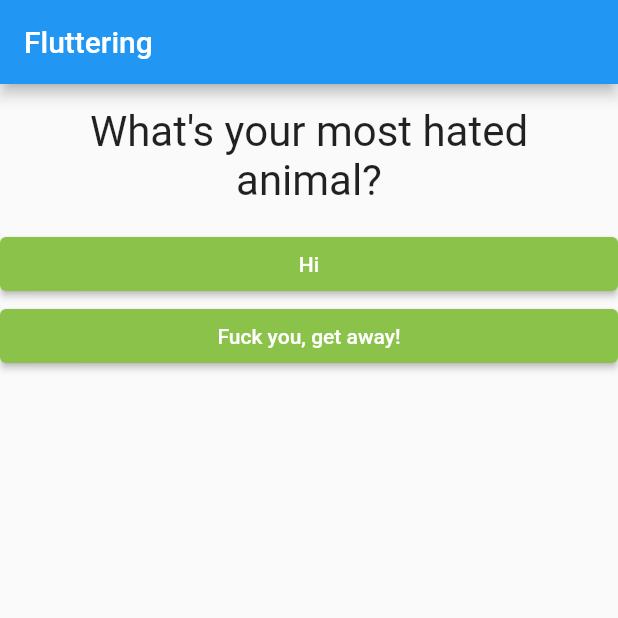
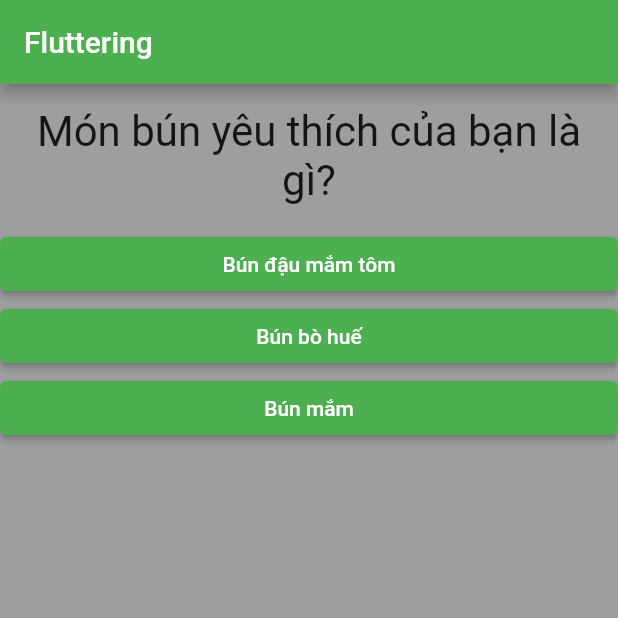
Before and after one commit to cqhung1412/quiz_app, a Flutter app: the screen it shows after launch, on a phone screen of 412 x 824 dp, the top half of it. Run offline on Flutter 3.47's test engine with Material 2 defaults, Android fonts, the phone set to English and light mode, and no system bars.

```diff
--- a/lib/answer.dart
+++ b/lib/answer.dart
@@ -12,7 +12,7 @@ class Answer extends StatelessWidget {
       width: double.infinity,
       child: ElevatedButton(
         style: ButtonStyle(
-          backgroundColor: MaterialStateProperty.all(Colors.lightGreen),
+          backgroundColor: MaterialStateProperty.all(Colors.green),
         ),
         child: Text(_answerText),
         onPressed: _selectHandler,
--- a/lib/main.dart
+++ b/lib/main.dart
@@ -15,8 +15,14 @@ class MyApp extends StatefulWidget {
 class _MyAppState extends State<MyApp> {
   var _questionIndex = 0;
   var questions = [
-    'What\'s your most hated animal?',
-    'What\'s your favorite animal meat?'
+    {
+      'questionText': 'Món bún yêu thích của bạn là gì?',
+      'answers': ['Bún đậu mắm tôm', 'Bún bò huế', 'Bún mắm']
+    },
+    {
+      'questionText': 'Thịt yêu thích của bạn là gì?',
+      'answers': ['Thịt heo', 'Thịt gà', 'Thịt bò', 'Thịt dê']
+    },
   ];
 
   void _answerQuestion() {
@@ -34,16 +40,19 @@ class _MyAppState extends State<MyApp> {
   Widget build(BuildContext context) {
     return MaterialApp(
       home: Scaffold(
+        backgroundColor: Colors.grey,
         appBar: AppBar(
           title: Text("Fluttering"),
+          backgroundColor: Colors.green,
         ),
         body: Column(
           children: <Widget>[
             Question(
-              questions[_questionIndex],
+              questions[_questionIndex]['questionText'],
             ),
-            Answer('Hi', _answerQuestion),
-            Answer('Fuck you, get away!', _answerQuestion),
+            ...(questions[_questionIndex]['answers'] as List<String>)
+                .map((ans) => Answer(ans, _answerQuestion))
+                .toList()
           ],
         ),
       ),
```
